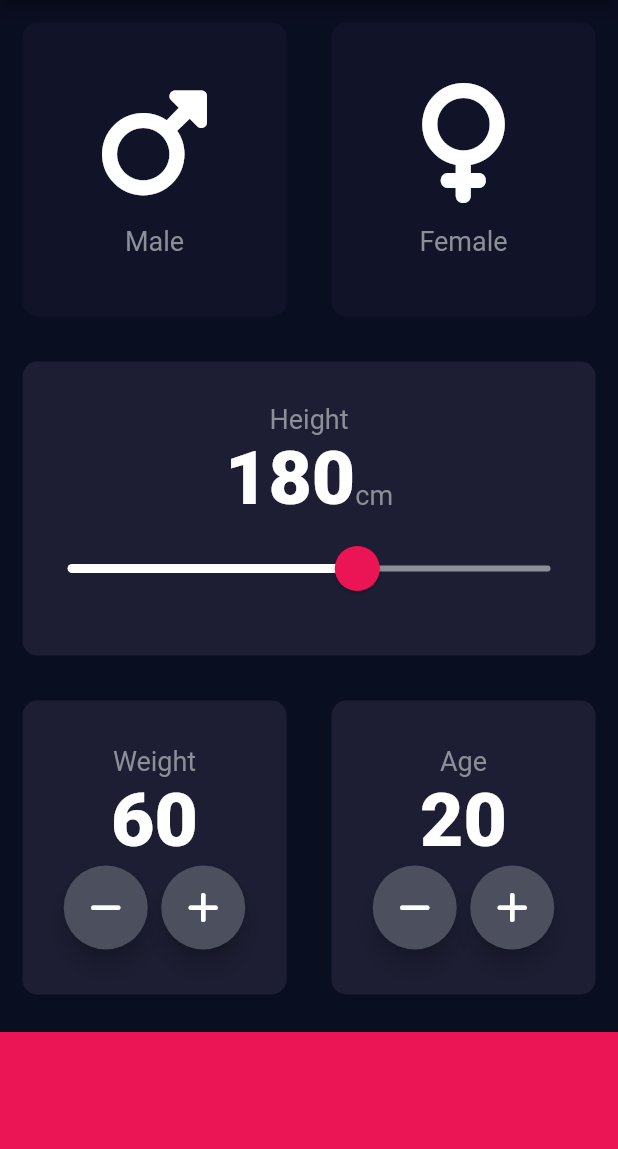
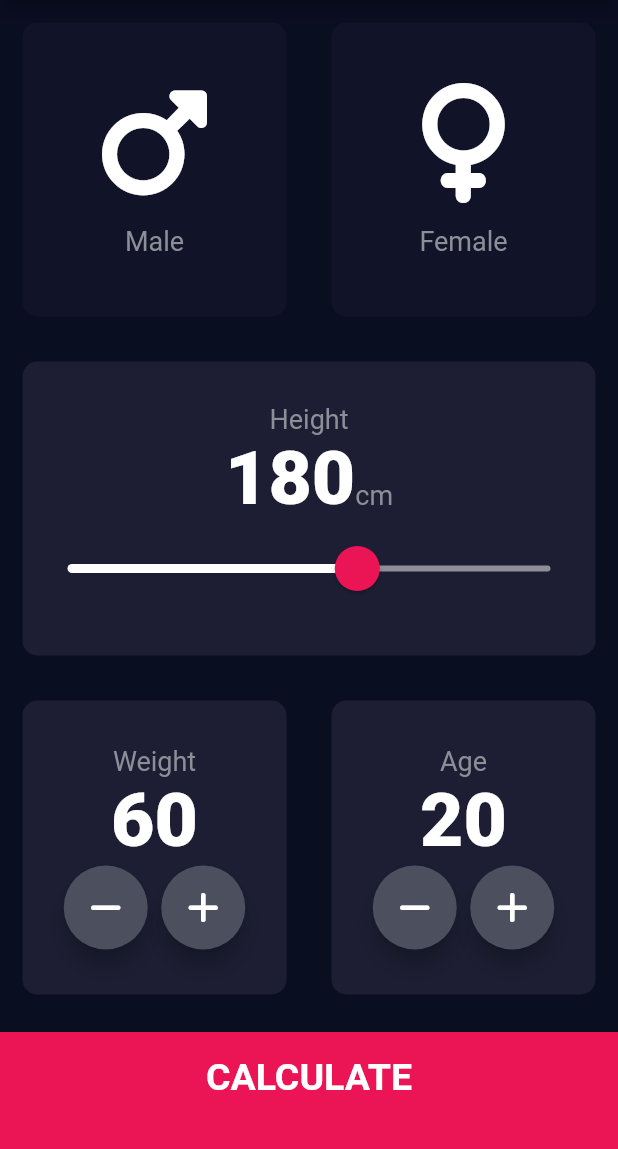
Before and after one commit to vagun/bmicalculator, a Flutter app: the screen it shows after launch, on a phone screen of 412 x 824 dp, the part 84-1233 px from its top. Run offline on Flutter 3.47's test engine with Material 2 defaults, Android fonts, the phone set to English and light mode, and no system bars; our stand-ins replace font_awesome_flutter.

Commit message:
final app

```diff
--- /dev/null
+++ b/lib/components/bottom_button.dart
@@ -0,0 +1,25 @@
+import 'package:flutter/material.dart';
+import 'package:bmi_calculator/constants.dart';
+class Bottombutton extends StatelessWidget {
+  Bottombutton({required this.onpress,required this.text});
+  final VoidCallback onpress;
+  final String text;
+  @override
+  Widget build(BuildContext context) {
+    return GestureDetector(
+      onTap: onpress,
+      child: Container(
+        child: Center(
+            child: Text(
+          text,
+          style: klargebuttontextstyle,
+        )),
+        color: kbottomcontainercolour,
+        margin: EdgeInsets.only(top: 10),
+        padding: EdgeInsets.only(bottom: 20),
+        height: kbottomcontainerheight,
+        width: double.infinity,
+      ),
+    );
+  }
+}
--- a/lib/iconcontent.dart
+++ b/lib/components/iconcontent.dart
@@ -1,9 +1,9 @@
 import 'package:flutter/material.dart';
-import 'constants.dart';
+import 'package:bmi_calculator/constants.dart';
 
 
-class iconcontent extends StatelessWidget {
-  iconcontent({required this.icon, required this.label});
+class Iconcontent extends StatelessWidget {
+  Iconcontent({required this.icon, required this.label});
   final IconData icon;
   final String label;
   @override
--- /dev/null
+++ b/lib/components/roundiconbutton.dart
@@ -0,0 +1,17 @@
+import 'package:flutter/material.dart';
+class RoundIconButton extends StatelessWidget {
+  RoundIconButton({this.icon, required this.onPressed});
+  final IconData? icon;
+  final VoidCallback onPressed;
+  @override
+  Widget build(BuildContext context) {
+    return RawMaterialButton(
+      child: Icon(icon),
+      elevation: 6,
+      constraints: BoxConstraints.tightFor(width: 56, height: 56),
+      onPressed: onPressed,
+      shape: CircleBorder(),
+      fillColor: Color(0XFF4C4F5E),
+    );
+  }
+}
--- a/lib/constants.dart
+++ b/lib/constants.dart
@@ -1,7 +1,14 @@
 import 'package:flutter/material.dart';
+
 const kactivecardcolour = Color(0xff1d1e33);
 const kinactivecardcolour = Color(0xff111328);
 const kbottomcontainercolour = Color(0xffeb1555);
 const kbottomcontainerheight = 80.0;
 const klabeltextstyle = TextStyle(fontSize: 18, color: Color(0xff8d8e98));
-const knumbertextstyle=TextStyle(fontSize: 50,fontWeight: FontWeight.w900);
+const knumbertextstyle = TextStyle(fontSize: 50, fontWeight: FontWeight.w900);
+const klargebuttontextstyle = TextStyle(
+    fontSize: 25, fontWeight: FontWeight.bold);
+    const ktitletextstyle=TextStyle(fontSize: 50,fontWeight: FontWeight.bold);
+    const kresulttextstyle=TextStyle(fontSize: 22,fontWeight: FontWeight.bold,color: Color(0xff24d876));
+const kbmitextstyle=TextStyle(fontSize: 100,fontWeight: FontWeight.bold);
+const kbodytextstyle=TextStyle(fontSize: 22);
--- a/lib/main.dart
+++ b/lib/main.dart
@@ -1,5 +1,5 @@
 import 'package:flutter/material.dart';
-import 'input_page.dart';
+import 'screens/input_page.dart';
 
 void main() => runApp(Bmical());
 
@@ -7,7 +7,9 @@ class Bmical extends StatelessWidget {
   @override
   Widget build(BuildContext context) {
     return MaterialApp(
-      theme: ThemeData.dark().copyWith(primaryColor: Color(0xFF0A0E21),scaffoldBackgroundColor: Color(0xFF0A0E21)),
+      theme: ThemeData.dark().copyWith(
+          primaryColor: Color(0xFF0A0E21),
+          scaffoldBackgroundColor: Color(0xFF0A0E21)),
       home: InputPage(),
     );
   }
--- a/lib/input_page.dart
+++ b/lib/screens/input_page.dart
@@ -1,8 +1,12 @@
+import 'result_page.dart';
 import 'package:flutter/material.dart';
+import 'package:bmi_calculator/components/bottom_button.dart';
+import 'package:bmi_calculator/components/iconcontent.dart';
+import 'package:bmi_calculator/components/reusablecard.dart';
+import 'package:bmi_calculator/components/roundiconbutton.dart';
+import 'package:bmi_calculator/constants.dart';
 import 'package:font_awesome_flutter/font_awesome_flutter.dart';
-import 'iconcontent.dart';
-import 'reusablecard.dart';
-import 'constants.dart';
+import 'calculator_brain.dart';
 
 enum Gender {
   male,
@@ -18,9 +22,8 @@ class _InputPageState extends State<InputPage> {
   Gender? selectedgender;
   int height = 180;
   int weight = 60;
-  int age=20;
-  Color malecardcolour = kinactivecardcolour;
-  Color femalecardcolour = kinactivecardcolour;
+  int age = 20;
+
 
   @override
   Widget build(BuildContext context) {
@@ -45,7 +48,7 @@ class _InputPageState extends State<InputPage> {
                   colour: selectedgender == Gender.male
                       ? kactivecardcolour
                       : kinactivecardcolour,
-                  cardchild: iconcontent(
+                  cardchild: Iconcontent(
                     icon: FontAwesomeIcons.mars,
                     label: 'Male',
                   ),
@@ -60,7 +63,7 @@ class _InputPageState extends State<InputPage> {
                   colour: selectedgender == Gender.female
                       ? kactivecardcolour
                       : kinactivecardcolour,
-                  cardchild: iconcontent(
+                  cardchild: Iconcontent(
                     icon: FontAwesomeIcons.venus,
                     label: 'Female',
                   ),
@@ -137,9 +140,11 @@ class _InputPageState extends State<InputPage> {
                         children: <Widget>[
                           RoundIconButton(
                             icon: FontAwesomeIcons.minus,
-                            onPressed: () {setState(() {
-                              weight--;
-                            });},
+                            onPressed: () {
+                              setState(() {
+                                weight--;
+                              });
+                            },
                           ),
                           SizedBox(
                             width: 9,
@@ -160,7 +165,7 @@ class _InputPageState extends State<InputPage> {
                 Expanded(
                     child: reusablecard(
                   colour: kactivecardcolour,
-                  cardchild:Column(
+                  cardchild: Column(
                     mainAxisAlignment: MainAxisAlignment.center,
                     children: <Widget>[
                       Text(
@@ -176,9 +181,11 @@ class _InputPageState extends State<InputPage> {
                         children: <Widget>[
                           RoundIconButton(
                             icon: FontAwesomeIcons.minus,
-                            onPressed: () {setState(() {
-                              age--;
-                            });},
+                            onPressed: () {
+                              setState(() {
+                                age--;
+                              });
+                            },
                           ),
                           SizedBox(
                             width: 9,
@@ -194,34 +201,18 @@ class _InputPageState extends State<InputPage> {
                         ],
                       )
                     ],
-                  ) ,
+                  ),
                 ))
               ],
             )),
-            Container(
-              color: kbottomcontainercolour,
-              margin: EdgeInsets.only(top: 10),
-              height: kbottomcontainerheight,
-              width: double.infinity,
+            Bottombutton(
+              onpress: () {
+               CalculatorBrain calc=CalculatorBrain(height: height , weight:  weight);
+               Navigator.push(context, MaterialPageRoute(builder: (context)=>ResultPage(bmiresult:calc.calculateBMI(), resulttext: calc.getresult(), interpretation: calc.getinterpretation())));
+              },
+              text: 'CALCULATE',
             )
           ],
         ));
   }
 }
-
-class RoundIconButton extends StatelessWidget {
-  RoundIconButton({this.icon, required this.onPressed});
-  final IconData? icon;
-  final VoidCallback onPressed;
-  @override
-  Widget build(BuildContext context) {
-    return RawMaterialButton(
-      child: Icon(icon),
-      elevation: 6,
-      constraints: BoxConstraints.tightFor(width: 56, height: 56),
-      onPressed: onPressed,
-      shape: CircleBorder(),
-      fillColor: Color(0XFF4C4F5E),
-    );
-  }
-}
```
Also changed, not shown: lib/screens/calculator_brain.dart (added, +38 -0 lines), lib/screens/result_page.dart (added, +64 -0 lines), lib/components/reusablecard.dart (renamed from lib/reusablecard.dart).
